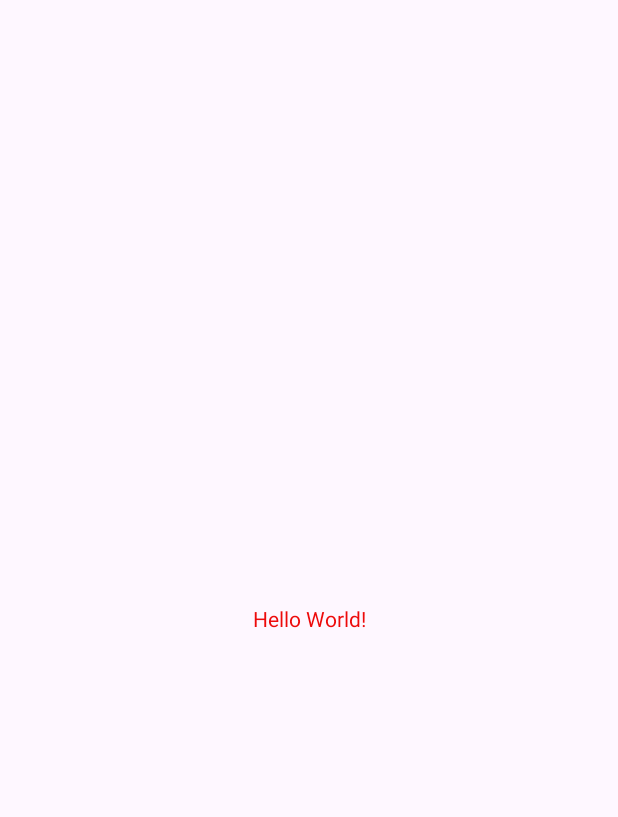
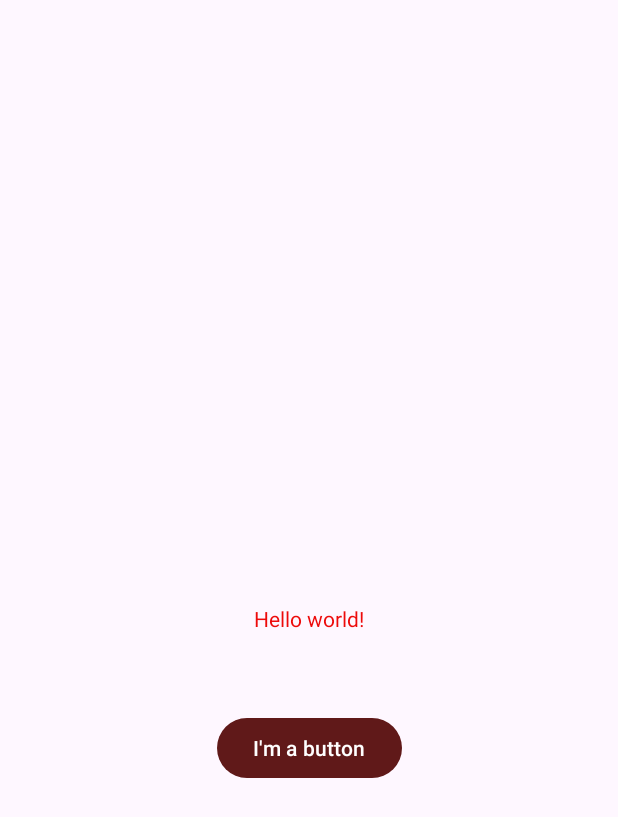
Before and after one commit to Etieno-Josiah/MyAndroidLabs, an Android app: the screen it shows after launch (MainActivity), on a phone screen of 412 x 824 dp. Before the commit the part shown is almost empty. Shown: the top 817 px of the screen. Run offline under Robolectric (Android 15) with nearby library versions, the phone set to English and light mode, and no system bars.

Commit message:
Third commit: Added button and constraints

```diff
--- a/app/src/main/res/layout/activity_main.xml
+++ b/app/src/main/res/layout/activity_main.xml
@@ -9,10 +9,22 @@
     <TextView
         android:layout_width="wrap_content"
         android:layout_height="wrap_content"
-        android:text="Hello World!"
+        android:text="@string/hello_message"
         app:layout_constraintBottom_toBottomOf="parent"
         app:layout_constraintEnd_toEndOf="parent"
         app:layout_constraintStart_toStartOf="parent"
         app:layout_constraintTop_toTopOf="parent" />
 
+    <Button
+        android:layout_width="wrap_content"
+        android:layout_height="wrap_content"
+        android:layout_marginBottom="301dp"
+
+        android:text="@string/button_message"
+        app:layout_constraintBottom_toBottomOf="parent"
+        app:layout_constraintEnd_toEndOf="parent"
+        app:layout_constraintHorizontal_bias="0.5"
+        app:layout_constraintStart_toStartOf="parent" />
+
+
 </androidx.constraintlayout.widget.ConstraintLayout>
--- a/app/src/main/res/values/strings.xml
+++ b/app/src/main/res/values/strings.xml
@@ -1,3 +1,5 @@
 <resources>
     <string name="app_name">Etieno\'s Android Labs</string>
+    <string name="hello_message">Hello world!</string>
+    <string name="button_message">I\'m a button</string>
 </resources>
```
